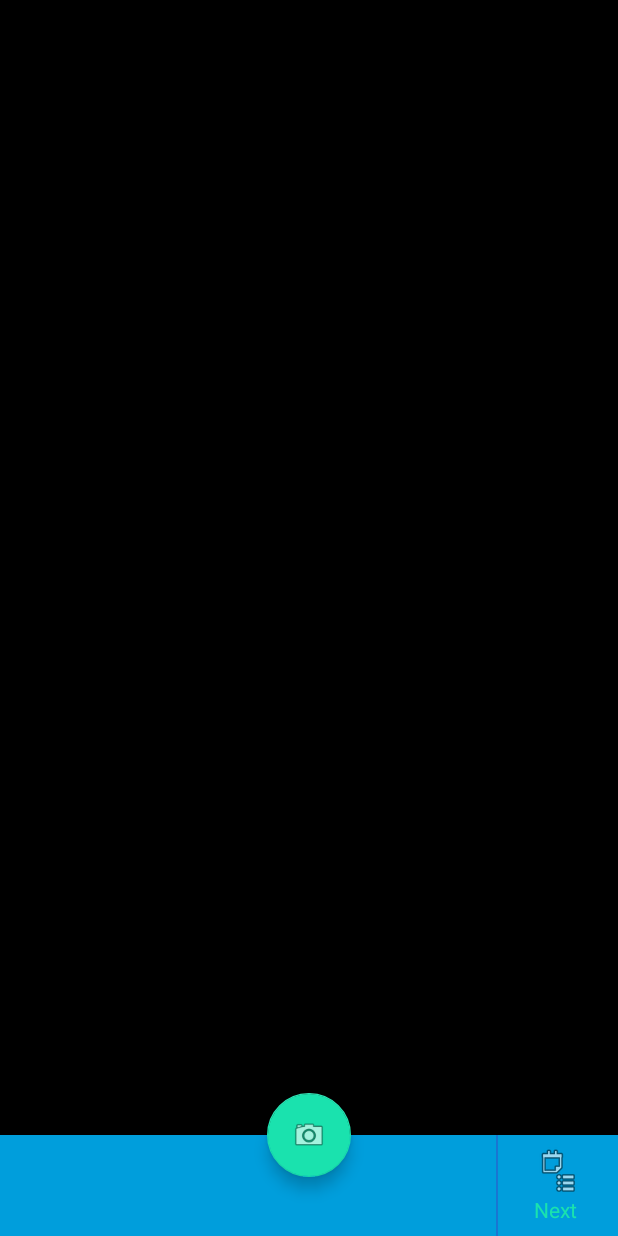
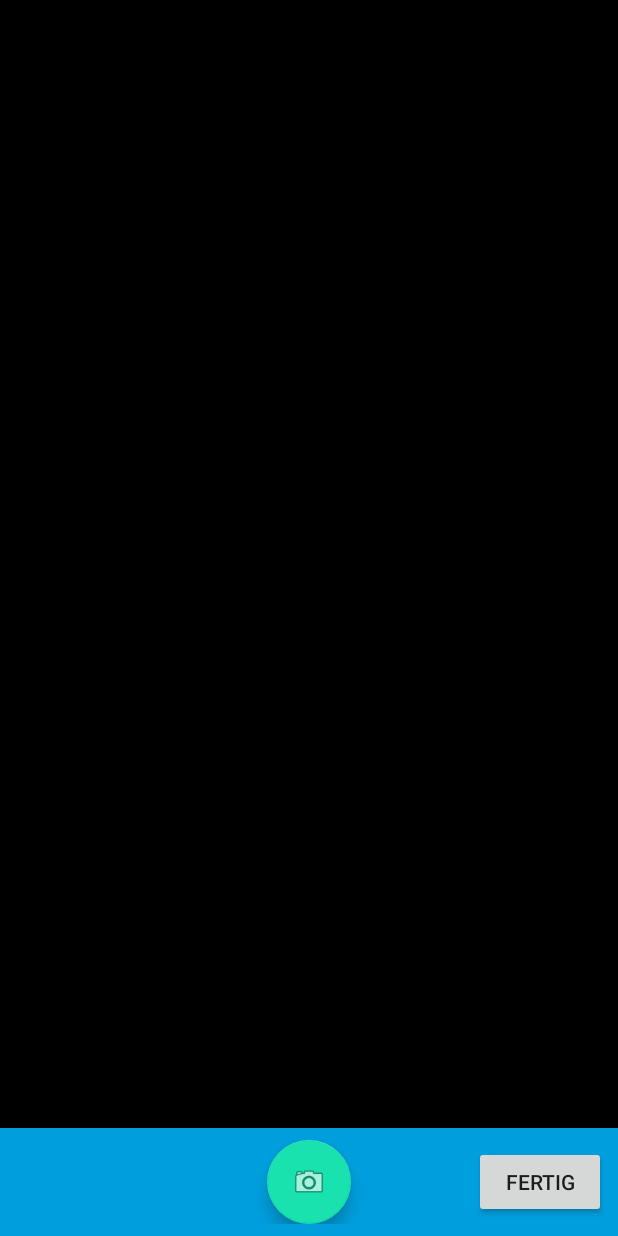
Before and after one commit to gini/gini-switch-sdk-android, an Android app: the layout activity_take_picture.xml on its own in the app's theme, with its tools: preview values and no code run, on a phone screen of 412 x 824 dp. Run offline under Robolectric (Android 15) with nearby library versions, the phone set to English and light mode, and no system bars.

Commit message:
Added different buttons for the image preview.

```diff
--- a/tariffsdk/src/main/java/net/gini/tariffsdk/TakePicturePresenter.java
+++ b/tariffsdk/src/main/java/net/gini/tariffsdk/TakePicturePresenter.java
@@ -29,6 +29,8 @@ class TakePicturePresenter implements TakePictureContract.Presenter,
     @Override
     public void onImageSelected(final Image image) {
         mView.showImagePreview(image);
+        mView.showPreviewButtons();
+        mView.hideTakePictureButtons();
     }
 
     @Override
@@ -45,6 +47,8 @@ class TakePicturePresenter implements TakePictureContract.Presenter,
     @Override
     public void onTakePictureSelected() {
         mView.openTakePictureScreen();
+        mView.showTakePictureButtons();
+        mView.hidePreviewButtons();
     }
 
     @Override
--- a/tariffsdk/src/main/res/layout/activity_take_picture.xml
+++ b/tariffsdk/src/main/res/layout/activity_take_picture.xml
@@ -33,56 +33,23 @@
         android:layout_below="@+id/image_overview"
         android:visibility="invisible" />
 
-
     <LinearLayout
         android:id="@+id/footer"
         android:layout_width="match_parent"
         android:layout_height="wrap_content"
         android:layout_alignParentBottom="true"
-        android:background="?attr/colorPrimary"
-        android:gravity="end|right"
-        android:orientation="horizontal">
+        android:background="?attr/colorPrimary">
 
-        <View
-            android:layout_width="1dp"
-            android:layout_height="match_parent"
-            android:background="?attr/colorPrimaryDark" />
+        <include
+            android:id="@+id/container_take_picture_buttons"
+            layout="@layout/container_take_picture_buttons" />
 
-        <LinearLayout
-            android:id="@+id/button_finish"
-            android:layout_width="wrap_content"
-            android:layout_height="wrap_content"
-            android:background="?android:attr/selectableItemBackground"
-            android:orientation="vertical"
-            android:paddingBottom="8dp"
-            android:paddingEnd="24dp"
-            android:paddingLeft="24dp"
-            android:paddingRight="24dp"
-            android:paddingStart="24dp"
-            android:paddingTop="8dp">
-
-            <ImageView
-                android:layout_width="wrap_content"
-                android:layout_height="wrap_content"
-                android:src="@android:drawable/ic_menu_agenda" />
-
-            <TextView
-                android:layout_width="wrap_content"
-                android:layout_height="wrap_content"
-                android:text="Next"
-                android:textColor="?attr/colorAccent" />
-        </LinearLayout>
+        <include
+            android:id="@+id/container_preview_buttons"
+            layout="@layout/container_preview_buttons"
+            android:visibility="gone" />
 
     </LinearLayout>
-
-    <android.support.design.widget.FloatingActionButton
-        android:id="@+id/button_take_picture"
-        android:layout_width="56dp"
-        android:layout_height="56dp"
-        android:layout_above="@+id/footer"
-        android:layout_centerHorizontal="true"
-        android:layout_marginBottom="-28dp"
-        android:src="@android:drawable/ic_menu_camera" />
 
     <ProgressBar
         android:id="@+id/progress_bar"
--- /dev/null
+++ b/tariffsdk/src/main/res/layout/container_take_picture_buttons.xml
@@ -0,0 +1,25 @@
+<?xml version="1.0" encoding="utf-8"?>
+<RelativeLayout xmlns:android="http://schemas.android.com/apk/res/android"
+    xmlns:tools="http://schemas.android.com/tools"
+    android:layout_width="match_parent"
+    android:layout_height="wrap_content"
+    android:padding="8dp"
+    tools:showIn="@layout/activity_take_picture">
+
+    <android.support.design.widget.FloatingActionButton
+        android:id="@+id/button_take_picture"
+        android:layout_width="56dp"
+        android:layout_height="56dp"
+        android:layout_centerHorizontal="true"
+        android:src="@android:drawable/ic_menu_camera" />
+
+    <Button
+        android:id="@+id/button_finish"
+        android:layout_width="wrap_content"
+        android:layout_height="wrap_content"
+        android:layout_alignParentEnd="true"
+        android:layout_alignParentRight="true"
+        android:layout_centerVertical="true"
+        android:text="Fertig" />
+
+</RelativeLayout>
```
Also changed, not shown: tariffsdk/src/main/java/net/gini/tariffsdk/TakePictureActivity.java (+25 -0 lines), tariffsdk/src/main/java/net/gini/tariffsdk/TakePictureContract.java (+8 -0 lines), tariffsdk/src/main/res/layout/container_preview_buttons.xml (added, +23 -0 lines).
